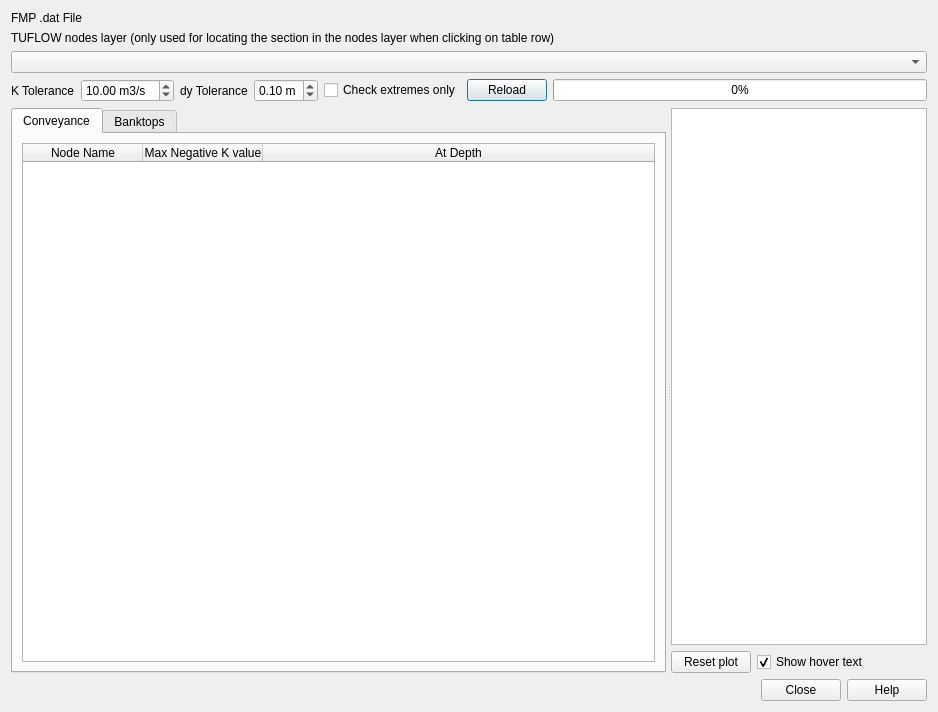
The window that mod_check/forms/ui_fmpsectionproperty_check_dialog.ui (duncan-r/ModCheck) describes before a commit, drawn with Qt 5.
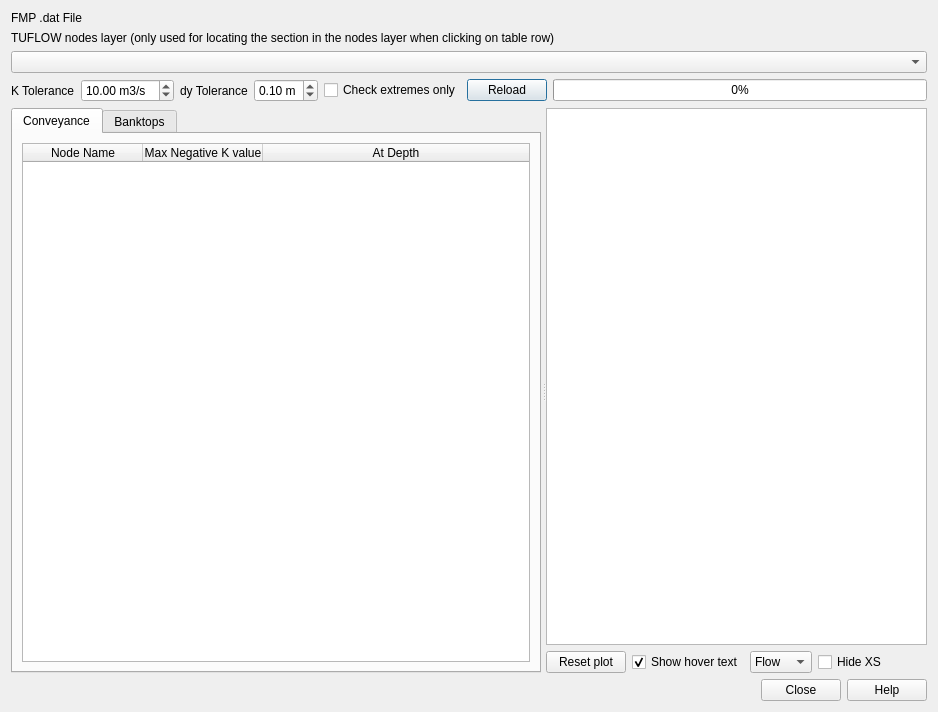
The same window after the commit. Custom widgets are drawn as their Qt base class.

```diff
--- a/mod_check/forms/ui_fmpsectionproperty_check_dialog.ui
+++ b/mod_check/forms/ui_fmpsectionproperty_check_dialog.ui
@@ -242,6 +242,32 @@
            </property>
           </widget>
          </item>
+         <item>
+          <widget class="QComboBox" name="showSeriesCBox">
+           <item>
+            <property name="text">
+             <string>Flow</string>
+            </property>
+           </item>
+           <item>
+            <property name="text">
+             <string>Stage</string>
+            </property>
+           </item>
+           <item>
+            <property name="text">
+             <string>Both</string>
+            </property>
+           </item>
+          </widget>
+         </item>
+         <item>
+          <widget class="QCheckBox" name="hideXSCheckbox">
+           <property name="text">
+            <string>Hide XS</string>
+           </property>
+          </widget>
+         </item>
          <item>
           <spacer name="horizontalSpacer">
            <property name="orientation">
```
